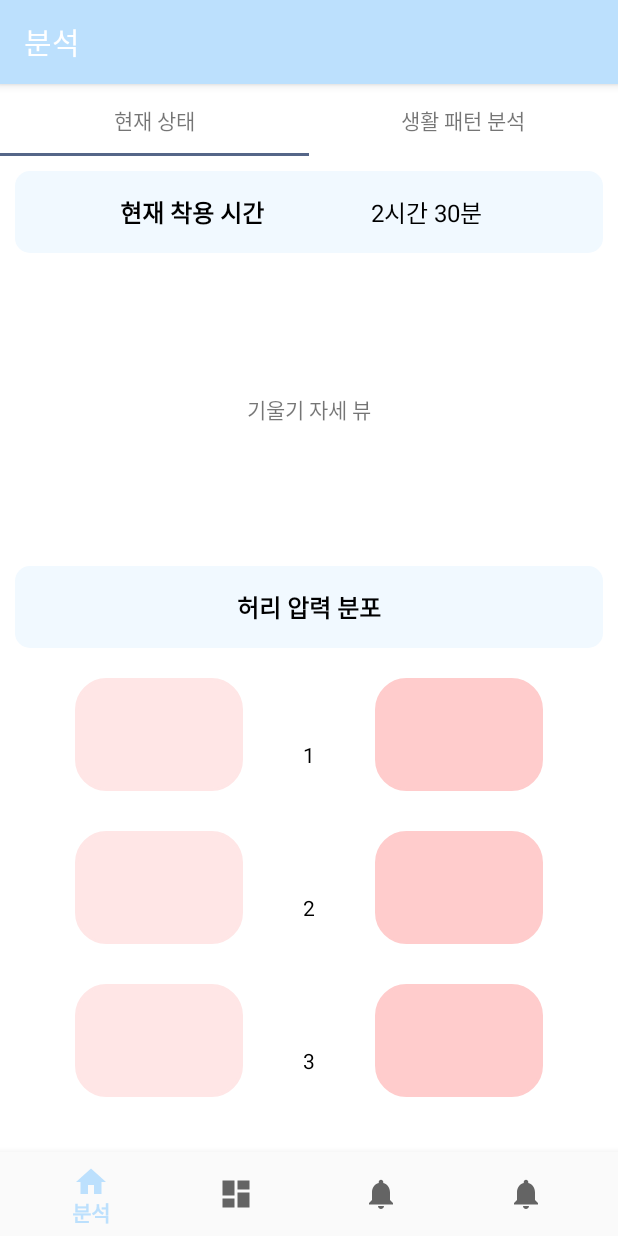
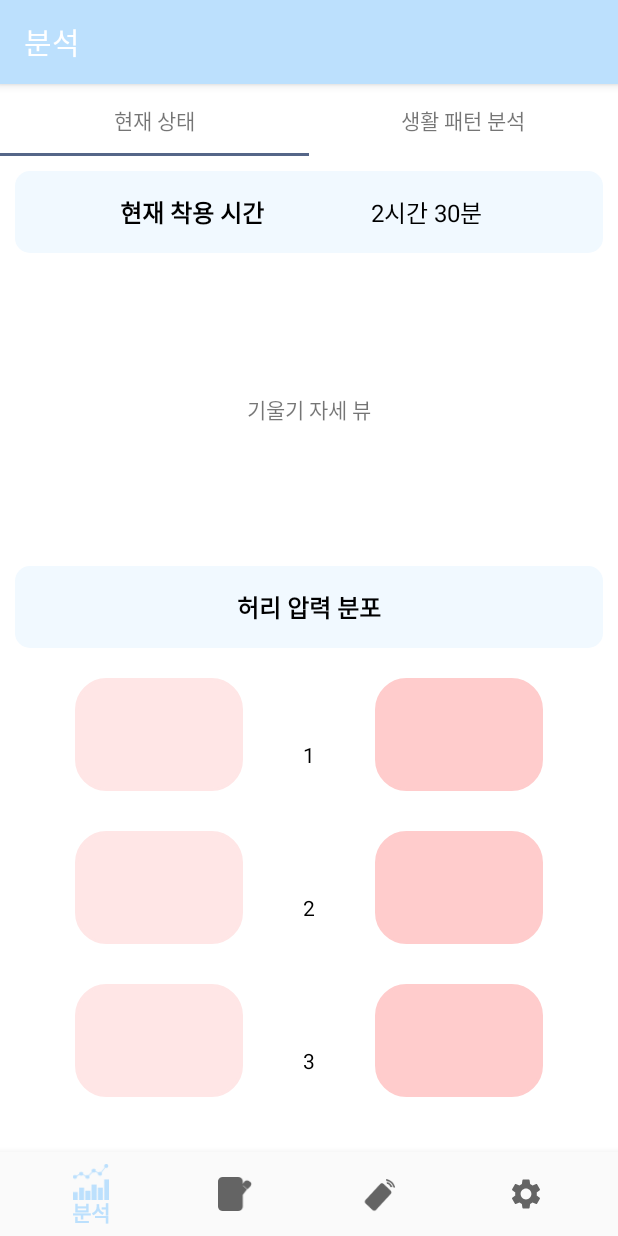
Before and after one commit to KimSungYoon-KOK/Upright_K-Lab-Project, an Android app: the screen it shows after launch (MainActivity), on a phone screen of 412 x 824 dp. Run offline under Robolectric (Android 15) with nearby library versions, the phone set to English and light mode, and no system bars; our stand-ins replace navigation-ui; libraries missing offline, so code that uses them is left out: app.akexorcist.bluetotohspp; 7 statements that could not run were skipped.

Commit message:
nav icon commit

```diff
--- /dev/null
+++ b/app/src/main/res/drawable/ic_baseline_settings_24.xml
@@ -0,0 +1,10 @@
+<vector xmlns:android="http://schemas.android.com/apk/res/android"
+    android:width="24dp"
+    android:height="24dp"
+    android:viewportWidth="24"
+    android:viewportHeight="24"
+    android:tint="?attr/colorControlNormal">
+  <path
+      android:fillColor="@android:color/white"
+      android:pathData="M19.14,12.94c0.04,-0.3 0.06,-0.61 0.06,-0.94c0,-0.32 -0.02,-0.64 -0.07,-0.94l2.03,-1.58c0.18,-0.14 0.23,-0.41 0.12,-0.61l-1.92,-3.32c-0.12,-0.22 -0.37,-0.29 -0.59,-0.22l-2.39,0.96c-0.5,-0.38 -1.03,-0.7 -1.62,-0.94L14.4,2.81c-0.04,-0.24 -0.24,-0.41 -0.48,-0.41h-3.84c-0.24,0 -0.43,0.17 -0.47,0.41L9.25,5.35C8.66,5.59 8.12,5.92 7.63,6.29L5.24,5.33c-0.22,-0.08 -0.47,0 -0.59,0.22L2.74,8.87C2.62,9.08 2.66,9.34 2.86,9.48l2.03,1.58C4.84,11.36 4.8,11.69 4.8,12s0.02,0.64 0.07,0.94l-2.03,1.58c-0.18,0.14 -0.23,0.41 -0.12,0.61l1.92,3.32c0.12,0.22 0.37,0.29 0.59,0.22l2.39,-0.96c0.5,0.38 1.03,0.7 1.62,0.94l0.36,2.54c0.05,0.24 0.24,0.41 0.48,0.41h3.84c0.24,0 0.44,-0.17 0.47,-0.41l0.36,-2.54c0.59,-0.24 1.13,-0.56 1.62,-0.94l2.39,0.96c0.22,0.08 0.47,0 0.59,-0.22l1.92,-3.32c0.12,-0.22 0.07,-0.47 -0.12,-0.61L19.14,12.94zM12,15.6c-1.98,0 -3.6,-1.62 -3.6,-3.6s1.62,-3.6 3.6,-3.6s3.6,1.62 3.6,3.6S13.98,15.6 12,15.6z"/>
+</vector>
--- a/app/src/main/res/menu/bottom_nav_menu.xml
+++ b/app/src/main/res/menu/bottom_nav_menu.xml
@@ -3,22 +3,22 @@
 
     <item
         android:id="@+id/navigation_analysis"
-        android:icon="@drawable/ic_home_black_24dp"
+        android:icon="@drawable/ic_analysis"
         android:title="분석" />
 
     <item
         android:id="@+id/navigation_write"
-        android:icon="@drawable/ic_dashboard_black_24dp"
+        android:icon="@drawable/ic_memo"
         android:title="일지작성" />
 
     <item
         android:id="@+id/navigation_massage"
-        android:icon="@drawable/ic_notifications_black_24dp"
+        android:icon="@drawable/ic_massage"
         android:title="마사지" />
 
     <item
         android:id="@+id/navigation_setting"
-        android:icon="@drawable/ic_notifications_black_24dp"
+        android:icon="@drawable/ic_baseline_settings_24"
         android:title="설정" />
 
 </menu>
```
Also changed, not shown: app/src/main/res/drawable-xxhdpi/ic_analysis.png (added), app/src/main/res/drawable-xxhdpi/ic_massage.png (added), app/src/main/res/drawable-xxhdpi/ic_memo.png (added).
